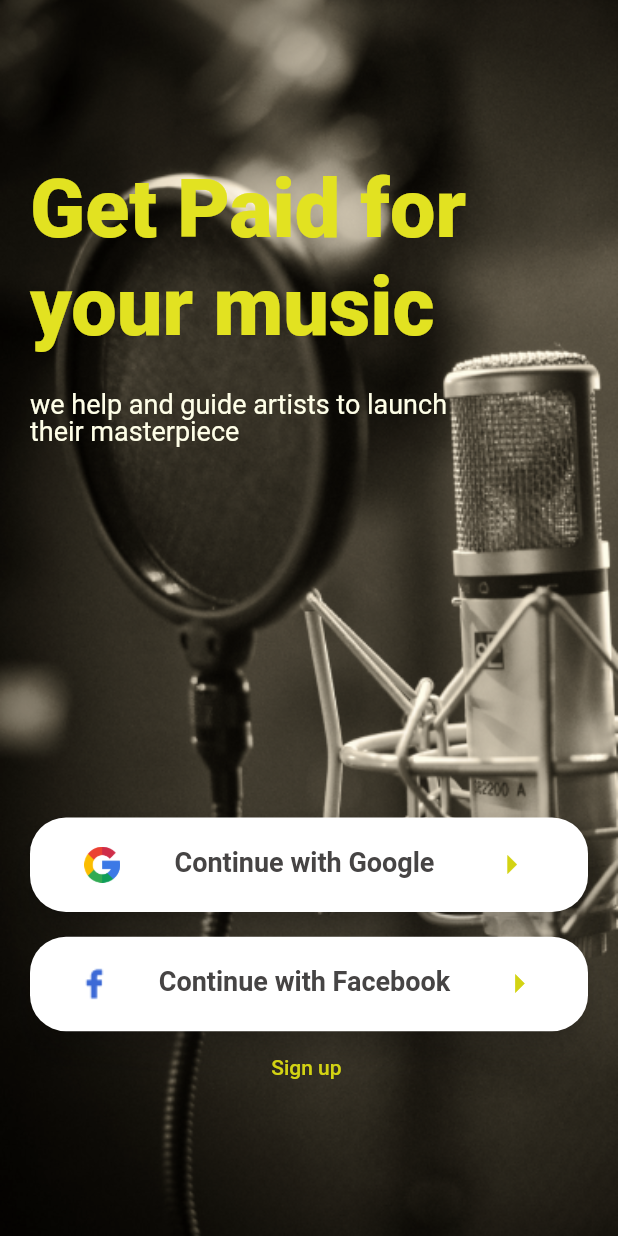
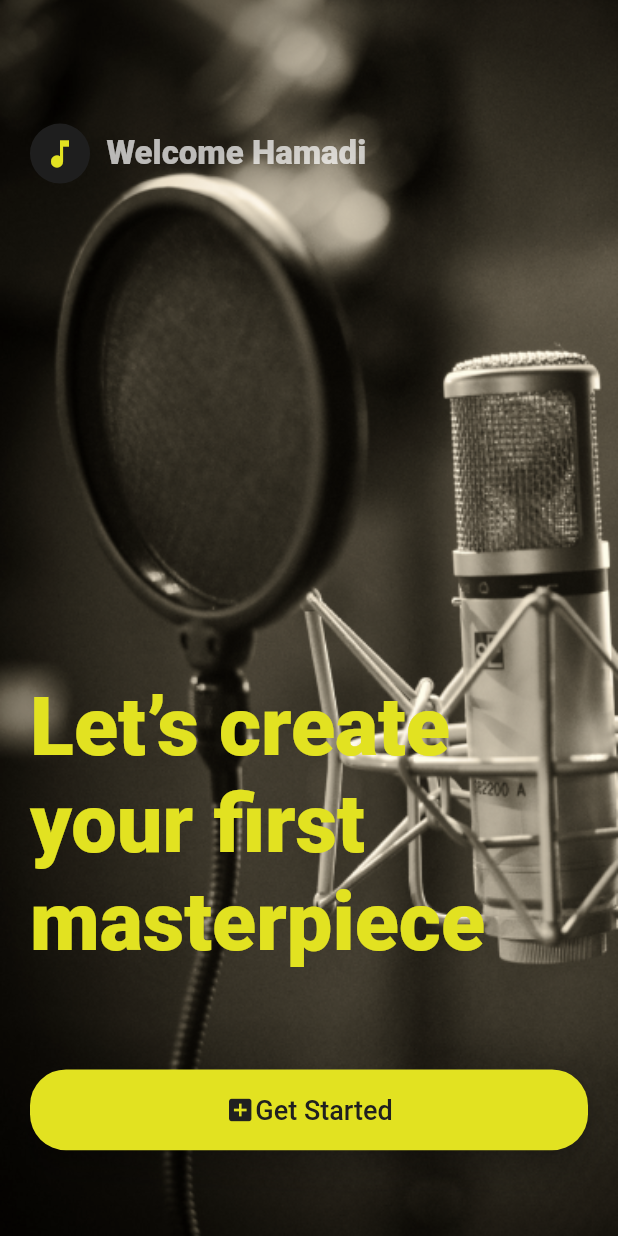
Before and after one commit to ameur24/MusicRoyalty, a Flutter app: the screen it shows after launch, on a phone screen of 412 x 824 dp. Run offline on Flutter 3.47's test engine with Material 2 defaults, Android fonts, the phone set to English and light mode, and no system bars; our stand-ins replace firebase_auth, firebase_core, get, google_sign_in; missing offline and left inert: flutter_facebook_auth; accounts and stored records are empty; Roboto replaces fonts that are missing (Exo-Black, Exo-Bold, Exo-Medium).

Commit message:
login + sign up + empty welocme screens

```diff
--- /dev/null
+++ b/lib/Screens/main/empty_main.dart
@@ -0,0 +1,79 @@
+import 'package:flutter/material.dart';
+import 'package:music_royalty/Utils/colors.dart';
+import 'package:music_royalty/Widgets/Texts/big_text.dart';
+
+import '../../Widgets/buttons/button_with_icon.dart';
+
+class EmptyMain extends StatelessWidget {
+  const EmptyMain({Key? key}) : super(key: key);
+
+  @override
+  Widget build(BuildContext context) {
+    double screenHeight = MediaQuery.of(context).size.height;
+    double screenWidth = MediaQuery.of(context).size.width;
+
+    return Stack(children: [
+      AnimatedContainer(
+        width: screenWidth,
+        curve: Curves.easeInOutBack,
+        height: screenHeight,
+        decoration: const BoxDecoration(
+          image: DecorationImage(
+              // BlendMode.colorDodge
+              image: AssetImage('assets/splash.png'),
+              fit: BoxFit.fitWidth),
+        ),
+        duration: const Duration(seconds: 20),
+      ),
+      Padding(
+        padding: const EdgeInsets.symmetric(horizontal: 20),
+        child: Column(
+          children: [
+            SizedBox(
+              height: screenHeight * .1,
+            ),
+            Row(
+              children: [
+                CircleAvatar(
+                  backgroundColor: MyColors.mainblack,
+                  child: Icon(
+                    Icons.music_note,
+                    color: MyColors.MainYellow,
+                  ),
+                ),
+                Text("  Welcome Hamadi",
+                    style: TextStyle(
+                        decoration: TextDecoration.none,
+                        color: Colors.white70,
+                        fontFamily: 'Exo-Black',
+                        fontSize: 22)),
+              ],
+            ),
+            SizedBox(
+              height: screenHeight * .4,
+            ),
+            Text(
+              'Let’s create your first masterpiece',
+              textAlign: TextAlign.left,
+              style: TextStyle(
+                  decoration: TextDecoration.none,
+                  color: MyColors.MainYellow,
+                  fontFamily: 'Exo-Black',
+                  fontSize: 54,
+                  height: 1.2),
+            ),
+            SizedBox(
+              height: screenHeight * .08,
+            ),
+            ButtonWithIcon(
+              onPressed: () {},
+              iconCol: MyColors.mainGrey,
+              text: "Get Started",
+              MainColor: MyColors.MainYellow,
+            )
+          ],
+        ),
+      )
+    ]);
+  }
+}
--- a/lib/Utils/colors.dart
+++ b/lib/Utils/colors.dart
@@ -3,4 +3,7 @@ import 'package:flutter/material.dart';
 class MyColors {
   static final Color MainYellow = const Color(0xffE2E221);
   static final Color ButtonIcon = const Color(0xffD3D313);
+  static final Color mainGrey = const Color(0xff202020);
+  static final Color BordersGrey = const Color(0xff949494);
+  static final Color mainblack = const Color(0xff1E1E1E);
 }
--- /dev/null
+++ b/lib/Widgets/buttons/button_with_icon.dart
@@ -0,0 +1,49 @@
+import 'package:flutter/material.dart';
+
+class ButtonWithIcon extends StatelessWidget {
+  final String text;
+  final Color MainColor;
+  final Color? iconCol;
+  final Function? onPressed;
+  const ButtonWithIcon(
+      {this.text = "",
+      this.onPressed,
+      this.MainColor = const Color(0xff5669FF),
+      required this.iconCol,
+      Key? key})
+      : super(key: key);
+
+  @override
+  Widget build(BuildContext context) {
+    double screenHeight = MediaQuery.of(context).size.height;
+    return ElevatedButton(
+      onPressed: onPressed as void Function()?,
+      style: ElevatedButton.styleFrom(
+        elevation: 8,
+        primary: MainColor,
+        padding: EdgeInsets.symmetric(vertical: screenHeight * .02),
+        shape: RoundedRectangleBorder(
+          borderRadius: BorderRadius.circular(24),
+        ),
+      ),
+      child: Container(
+        child: Row(mainAxisAlignment: MainAxisAlignment.center, children: [
+          Icon(
+            Icons.add_box,
+            color: iconCol,
+            size: 20.0,
+          ),
+          Text(
+            text,
+            style: TextStyle(
+              decoration: TextDecoration.none,
+              fontSize: 18,
+              color: iconCol,
+              fontFamily: 'Exo-Black',
+            ),
+          ),
+        ]),
+      ),
+    );
+  }
+}
--- /dev/null
+++ b/lib/controllers/sign_up_controller.dart
@@ -0,0 +1,6 @@
+import 'package:get/get.dart';
+
+class SignUpController extends GetxController {
+  // will use 1 for google and 2 for email , 0 will be default
+  var signupmode = 0.obs;
+}
--- a/lib/main.dart
+++ b/lib/main.dart
@@ -1,8 +1,10 @@
 import 'package:flutter/material.dart';
 import 'package:get/get_navigation/get_navigation.dart';
 import 'package:firebase_core/firebase_core.dart';
+import 'package:music_royalty/Screens/Authentication/sign_up.dart';
+import 'package:music_royalty/Screens/main/empty_main.dart';
 import 'firebase_options.dart';
-import 'Screens/landing_page.dart';
+import 'Screens/Authentication/landing_page.dart';
 
 void main() async {
   WidgetsFlutterBinding.ensureInitialized();
@@ -25,8 +27,10 @@ class MyApp extends StatelessWidget {
       ),
       getPages: [
         GetPage(name: "/landing", page: () => landingPage()),
+        GetPage(name: "/signup", page: () => signup()),
+        GetPage(name: "/emptymain", page: () => EmptyMain()),
       ],
-      initialRoute: "/landing",
+      initialRoute: "/emptymain",
     );
   }
 }
```
Also changed, not shown: lib/Screens/Authentication/landing_page.dart (renamed from lib/Screens/landing_page.dart, +50 -9 lines), lib/Screens/Authentication/sign_up.dart (added, +213 -0 lines), lib/Widgets/Texts/big_text.dart (added, +32 -0 lines), lib/Widgets/Texts/hint_text.dart (added, +29 -0 lines), lib/Widgets/Texts/labels_text.dart (added, +31 -0 lines), lib/Widgets/froms/input_field.dart (added, +65 -0 lines), lib/Widgets/froms/text_input.dart (added, +86 -0 lines), lib/Widgets/dialogs/login_dialog.dart (added), 2 other files.
